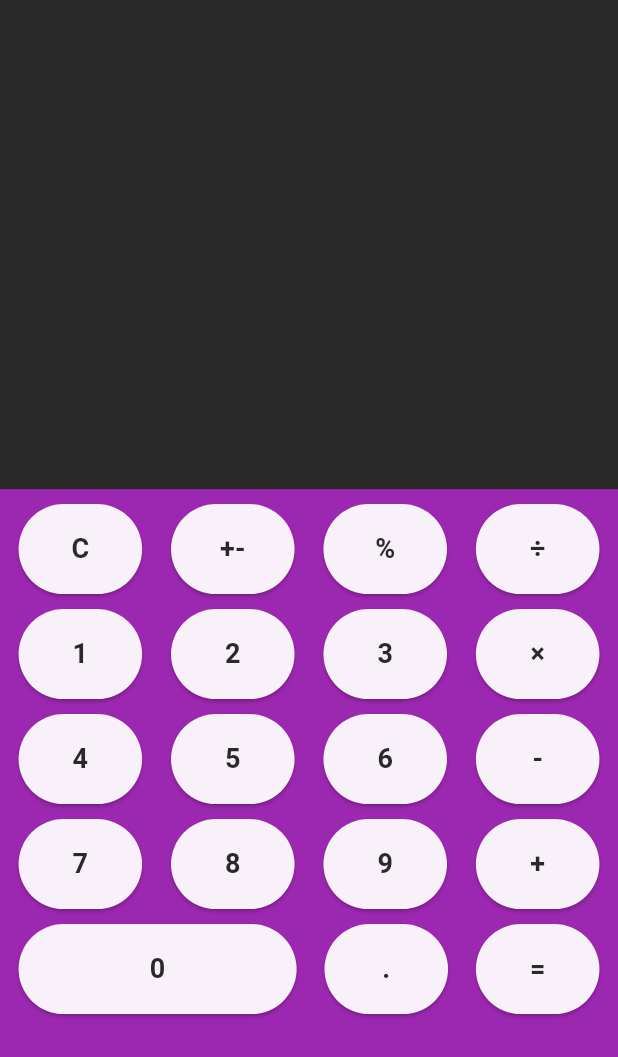
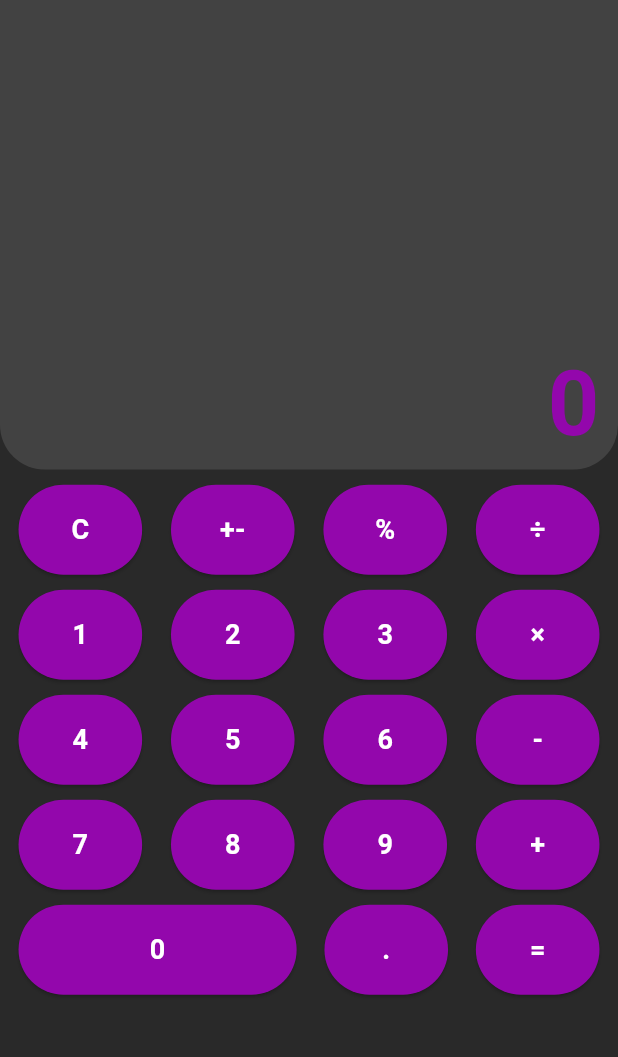
Before and after one commit to GiovannaMS/calculator_flutter, a Flutter app: the screen it shows after launch, on a phone screen of 412 x 824 dp. Shown: the top 1057 px of the screen. Run offline on Flutter 3.47's test engine with Material 3 defaults, Android fonts, the phone set to English and light mode, and no system bars.

Commit message:
feat: display creation

```diff
--- a/lib/src/home/components/buttons_widget.dart
+++ b/lib/src/home/components/buttons_widget.dart
@@ -22,16 +22,14 @@ class Buttons extends StatelessWidget {
 
     return SizedBox(
       height: 60,
-      width: normalSize
-        ? smallButtonSize
-        : bigButtonSize,
+      width: normalSize ? smallButtonSize : bigButtonSize,
       child: ElevatedButton(
         onPressed: () {},
-        style: const ButtonStyle(),
+        style: ElevatedButton.styleFrom(backgroundColor: const Color.fromARGB(255, 147, 7, 172)),
         child: Text(
           btnContent,
           style: const TextStyle(
-            color: Color(0xFF292929),
+            color: Colors.white,
             fontSize: 18,
             fontWeight: FontWeight.w600,
           ),
--- /dev/null
+++ b/lib/src/home/components/display.dart
@@ -0,0 +1,34 @@
+import 'package:flutter/material.dart';
+
+class Display extends StatefulWidget {
+  const Display({super.key});
+
+  @override
+  State<Display> createState() => _DisplayState();
+}
+
+class _DisplayState extends State<Display> {
+  @override
+  Widget build(BuildContext context) {
+    return ClipRRect(
+      borderRadius: const BorderRadius.only(bottomLeft: Radius.circular(30), bottomRight: Radius.circular(30)),
+      child: Container(
+        height: MediaQuery.sizeOf(context).height * 0.38,
+        color: const Color.fromARGB(255, 66, 66, 66),
+        child: Align(
+            alignment: Alignment.bottomRight,
+            child: Padding(
+              padding: EdgeInsets.symmetric(horizontal: MediaQuery.sizeOf(context).width * 0.03),
+              child: const Text(
+                "0",
+                style: TextStyle(
+                  fontSize: 60,
+                  fontWeight: FontWeight.w600,
+                  color: Color.fromARGB(255, 147, 7, 172),
+                ),
+              ),
+            )),
+      ),
+    );
+  }
+}
--- a/lib/src/home/home_page.dart
+++ b/lib/src/home/home_page.dart
@@ -1,3 +1,4 @@
+import 'package:calculator/src/home/components/display.dart';
 import 'package:calculator/src/home/components/keypad_widget.dart';
 import 'package:flutter/material.dart';
 
@@ -11,12 +12,13 @@ class HomePage extends StatefulWidget {
 class _HomePageState extends State<HomePage> {
   @override
   Widget build(BuildContext context) {
-    return Scaffold(
+    return const Scaffold(
       backgroundColor: Color(0xFF292929),
-      body: Column(
-        mainAxisAlignment: MainAxisAlignment.end,
-        children: [
-          Container(color: Colors.purple, child: Keypad()),
+      body: CustomScrollView(
+        // mainAxisAlignment: MainAxisAlignment.end,
+        slivers: [
+          SliverToBoxAdapter(child: Display()),
+          SliverToBoxAdapter(child: Keypad()),
         ],
       ),
     );
```
